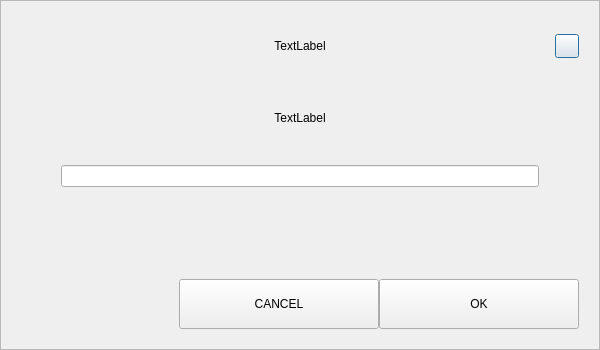
Qt form src/qt/forms/addnewcontactdialog.ui (eons-finance/ALQO) before a commit.
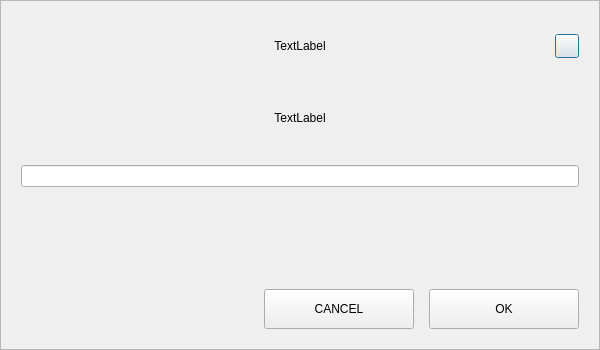
The same form after that commit.

```diff
--- a/src/qt/forms/addnewcontactdialog.ui
+++ b/src/qt/forms/addnewcontactdialog.ui
@@ -155,10 +155,10 @@
          <number>0</number>
         </property>
         <property name="leftMargin">
-         <number>40</number>
+         <number>0</number>
         </property>
         <property name="rightMargin">
-         <number>40</number>
+         <number>0</number>
         </property>
         <item>
          <widget class="QLabel" name="labelMessage">
@@ -217,7 +217,7 @@
       <item>
        <layout class="QHBoxLayout" name="horizontalLayout">
         <property name="spacing">
-         <number>0</number>
+         <number>15</number>
         </property>
         <item>
          <spacer name="horizontalSpacer">
@@ -236,8 +236,8 @@
          <widget class="QPushButton" name="btnCancel">
           <property name="minimumSize">
            <size>
-            <width>200</width>
-            <height>50</height>
+            <width>150</width>
+            <height>40</height>
            </size>
           </property>
           <property name="text">
@@ -249,8 +249,8 @@
          <widget class="QPushButton" name="btnOk">
           <property name="minimumSize">
            <size>
-            <width>200</width>
-            <height>50</height>
+            <width>150</width>
+            <height>40</height>
            </size>
           </property>
           <property name="text">
```
